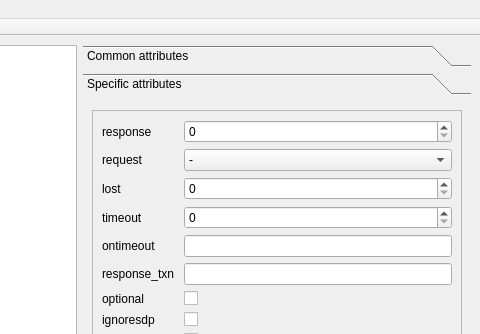
Above: gui/SIP-p-Draw.ui from KitKod/SIP-p-Draw-Client before the change; both pictures show x 320 to 800 and y 0 to 334 of the 800 by 640 pixel window. Below: the same form after it.
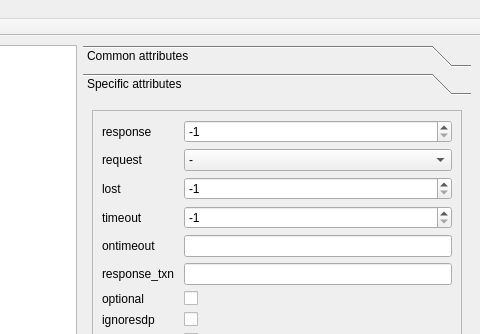
That is the form after the change. The open tabs and pages were chosen to show the change.

The edit to the form file:
```diff
--- a/gui/SIP-p-Draw.ui
+++ b/gui/SIP-p-Draw.ui
@@ -249,7 +249,14 @@
                  </widget>
                 </item>
                 <item row="0" column="1">
-                 <widget class="QSpinBox" name="attr_response_spinBox"/>
+                 <widget class="QSpinBox" name="attr_response_spinBox">
+                  <property name="minimum">
+                   <number>-1</number>
+                  </property>
+                  <property name="value">
+                   <number>-1</number>
+                  </property>
+                 </widget>
                 </item>
                 <item row="1" column="0">
                  <widget class="QLabel" name="label_request">
@@ -345,7 +352,14 @@
                  </widget>
                 </item>
                 <item row="2" column="1">
-                 <widget class="QSpinBox" name="attr_lost_spinBox"/>
+                 <widget class="QSpinBox" name="attr_lost_spinBox">
+                  <property name="minimum">
+                   <number>-1</number>
+                  </property>
+                  <property name="value">
+                   <number>-1</number>
+                  </property>
+                 </widget>
                 </item>
                 <item row="3" column="0">
                  <widget class="QLabel" name="label_timeout">
@@ -355,7 +369,14 @@
                  </widget>
                 </item>
                 <item row="3" column="1">
-                 <widget class="QSpinBox" name="attr_timeout_spinBox"/>
+                 <widget class="QSpinBox" name="attr_timeout_spinBox">
+                  <property name="minimum">
+                   <number>-1</number>
+                  </property>
+                  <property name="value">
+                   <number>-1</number>
+                  </property>
+                 </widget>
                 </item>
                 <item row="4" column="0">
                  <widget class="QLabel" name="label_ontimeout">
```
Left out of the diff: 38 changed lines with no effect on the pictures.
